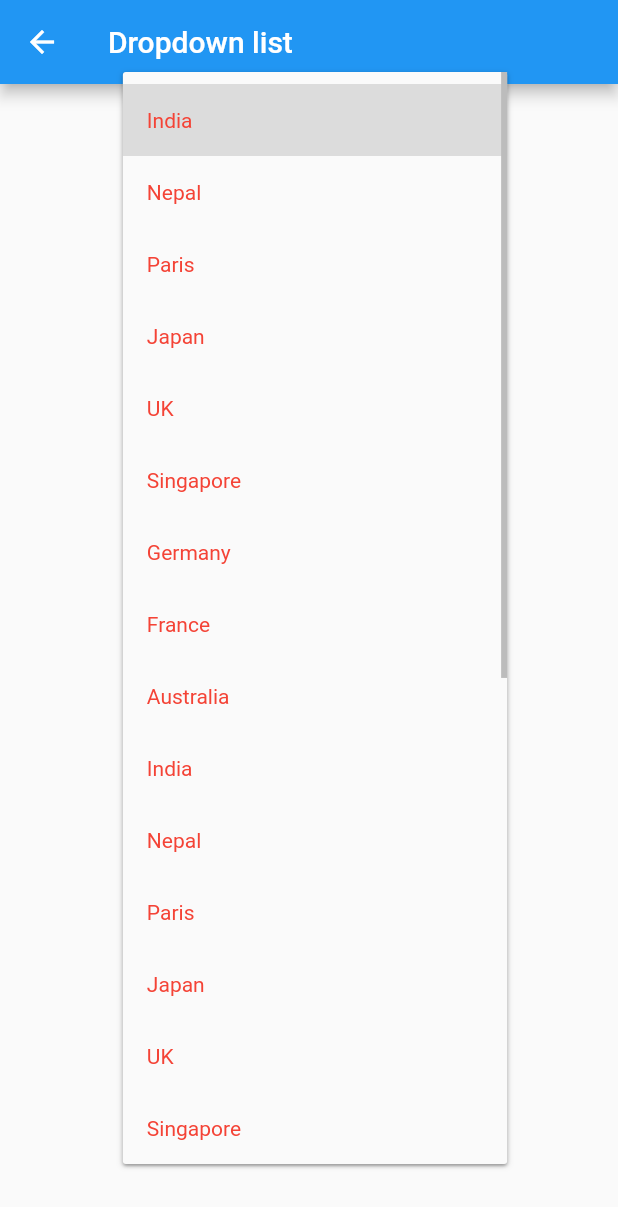
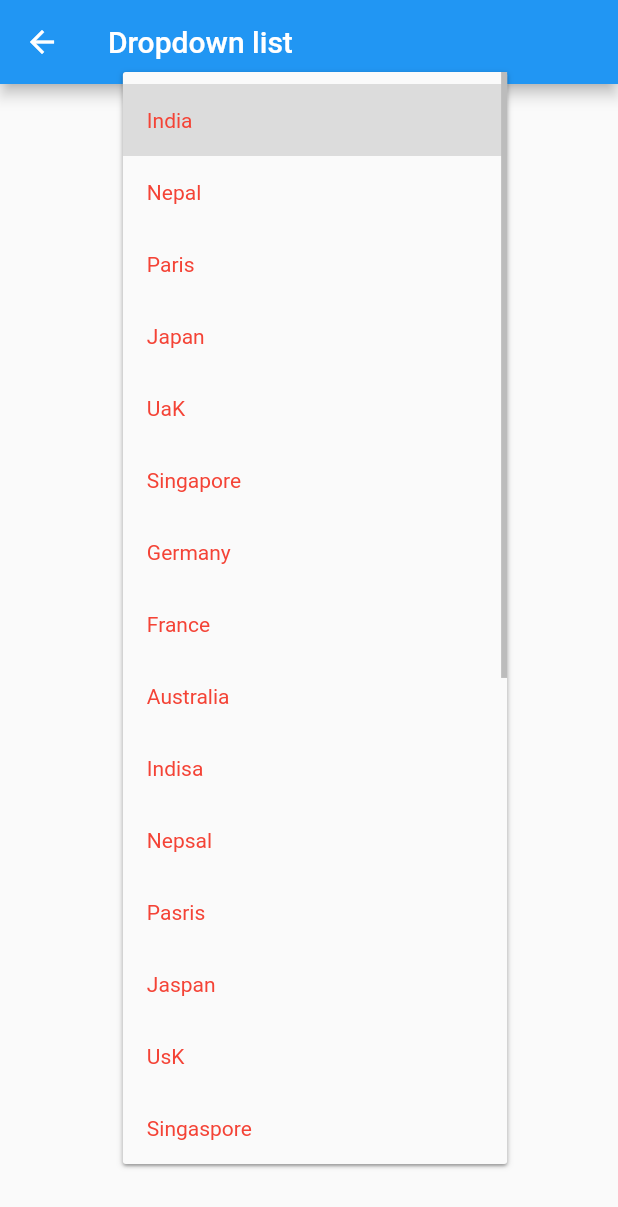
Before and after one commit to riyatyagi2021/flutter_advance, a Flutter app: the FirstPage screen opened directly, after a tap on "Please choose a country", on a phone screen of 412 x 824 dp. Shown: the top 1207 px of the screen. Run offline on Flutter 3.47's test engine with Material 2 defaults, Android fonts, the phone set to English and light mode, and no system bars; our stand-ins replace camera, carousel_slider, chewie, firebase_auth, firebase_core, firebase_database and 15 more; missing offline and left inert: camera_platform_interface, flutter_facebook_auth; accounts and stored records are empty; generated files the repository leaves out were written again.

```diff
--- a/lib/l10n/i18n.dart
+++ b/lib/l10n/i18n.dart
@@ -1,5 +1,5 @@
 
-
+import 'package:flutter/material.dart';
 import 'dart:ui';
 
 class L10n{
@@ -7,7 +7,7 @@ class L10n{
   static final all=[
 
     Locale('hi', ''),
-    Locale('es', ''), //spanish
+    //Locale('es', ''), //spanish
     Locale('en', ''),
   ];
 
@@ -15,7 +15,7 @@ class L10n{
 
     switch(code){
       case 'hi':return '🇮🇳';
-      case 'es':return '🇪🇸';
+    //  case 'es':return '🇪🇸';
       default: return '🇺🇸';
     }
 
--- a/lib/locale_provider/locale_provider.dart
+++ b/lib/locale_provider/locale_provider.dart
@@ -11,7 +11,7 @@ class LocaleProvider extends ChangeNotifier{
     if(!L10n.all.contains(locale))
       return;
 
-    _locale=_locale;
+    _locale= locale;
     notifyListeners();
   }
 
--- a/lib/others/dropdown_list.dart
+++ b/lib/others/dropdown_list.dart
@@ -31,29 +31,29 @@ class _FirstPageState extends State<FirstPage> {
                   'Nepal',
                   'Paris',
                   'Japan',
-                  'UK',
+                  'UaK',
                   'Singapore',
                   'Germany',
                   'France',
                   'Australia',
-                  'India',
-                  'Nepal',
-                  'Paris',
-                  'Japan',
-                  'UK',
-                  'Singapore',
-                  'Germany',
-                  'France',
-                  'Australia',
-                  'India',
-                  'Nepal',
-                  'Paris',
-                  'Japan',
-                  'UK',
-                  'Singapore',
-                  'Germany',
-                  'France',
-                  'Australia',
+                  'Indisa',
+                  'Nepsal',
+                  'Pasris',
+                  'Jaspan',
+                  'UsK',
+                  'Singaspore',
+                  'Gersmany',
+                  'Frsance',
+                  'Aussdtralia',
+                  'Insdia',
+                  'Nespal',
+                  'Psaris',
+                  'Jsapan',
+                  'UsdK',
+                  'Singsapore',
+                  'Germsany',
+                  'Frasnce',
+                  'Austraalia',
                 ].map<DropdownMenuItem<String>>((String value) {
                   return DropdownMenuItem(value: value, child: Text(value));
                 }).toList(),
@@ -65,12 +65,13 @@ class _FirstPageState extends State<FirstPage> {
                       backgroundColor: Colors.orange,
                         color: Colors.black,
                         fontSize: 16,
-                        fontWeight: FontWeight.w600),
-                  ),
+                        fontWeight: FontWeight.bold),
+                  )
+
                 ),
                 onChanged: (String? value){
                   setState(() {
-                    chosenValue=value!;
+                    chosenValue=value;
                   });
                 },
               )
```
Also changed, not shown: lib/flag_widget.dart (+20 -9 lines), lib/main.dart (+5 -4 lines).
